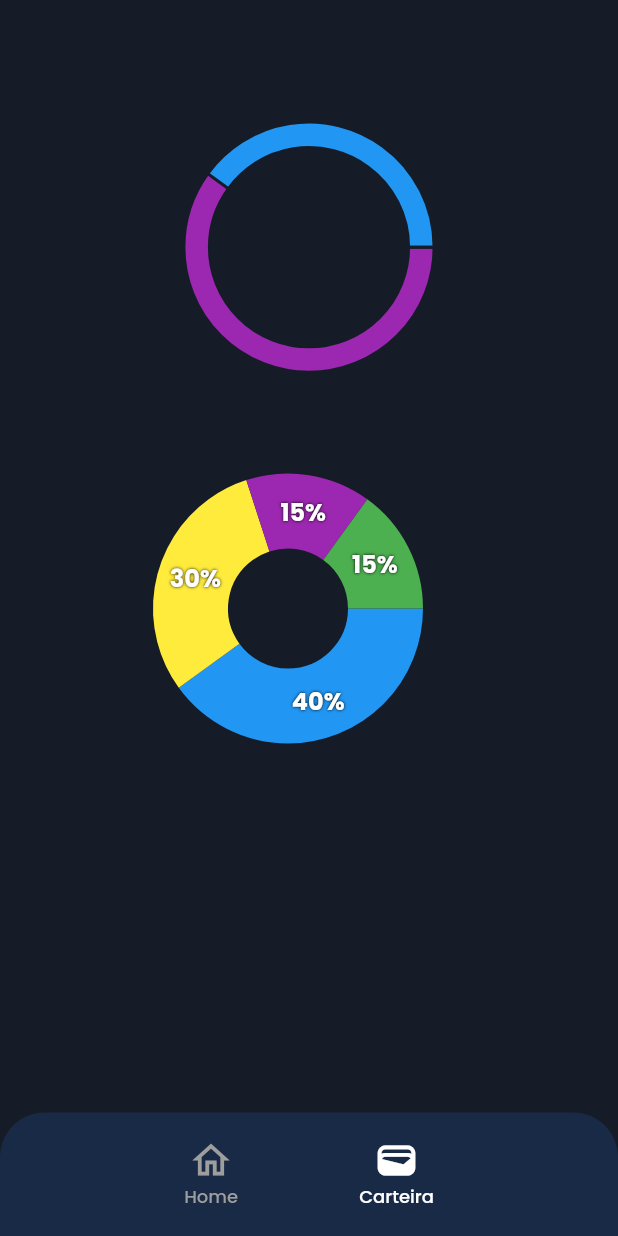
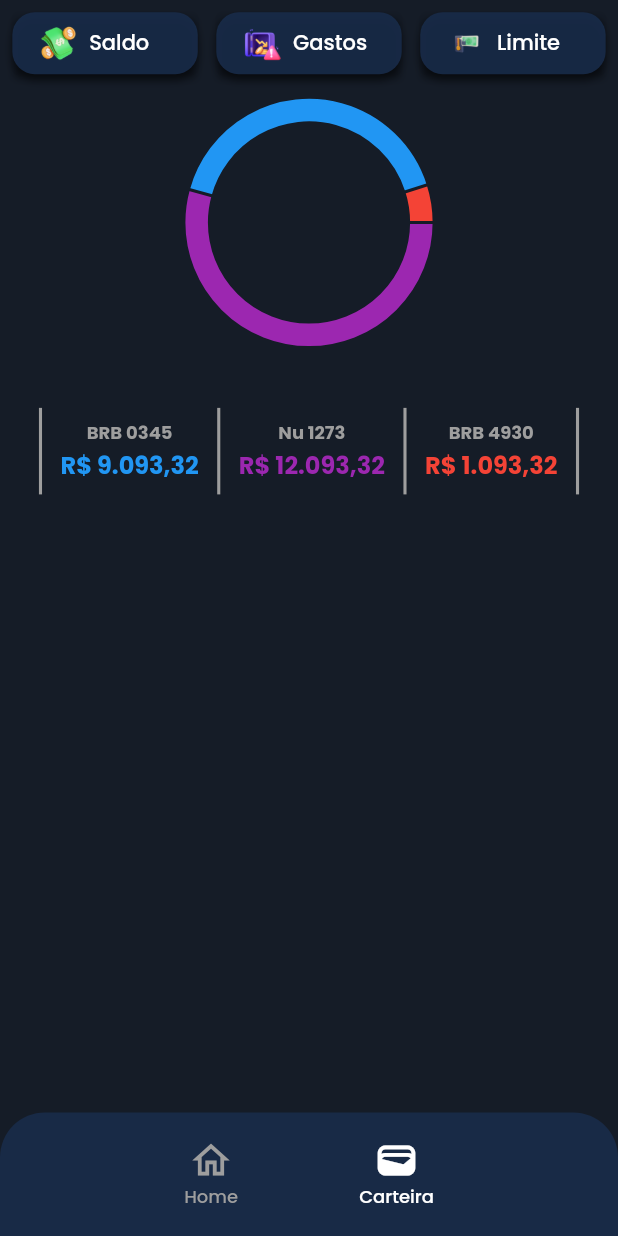
Before and after one commit to VitorLamego/WinX_Banking, a Flutter app: the WalletPage screen opened directly, on a phone screen of 412 x 824 dp. Run offline on Flutter 3.47's test engine with Material 2 defaults, Android fonts, the light colour scheme and no system bars; drawn by our look-alikes of fl_chart.

Commit message:
feat: creating buttons row on wallet page

```diff
--- /dev/null
+++ b/lib/views/wallet/components/chart_button.dart
@@ -0,0 +1,50 @@
+import 'package:flutter/material.dart';
+
+class ChartButton extends StatelessWidget {
+  const ChartButton({super.key, required this.title, required this.imageName});
+
+  final String title;
+  final String imageName;
+
+  @override
+  Widget build(BuildContext context) {
+    Size size = MediaQuery.of(context).size;
+    return ElevatedButton(
+      onPressed: () {},
+      style: ButtonStyle(
+          padding: MaterialStateProperty.all(EdgeInsets.zero),
+          backgroundColor: MaterialStateProperty.all(Colors.transparent)),
+      child: Container(
+        height: size.height * 0.05,
+        width: size.width * 0.3,
+        decoration: BoxDecoration(
+          color: const Color.fromARGB(255, 24, 43, 73).withOpacity(.9),
+          borderRadius: BorderRadius.circular(15),
+          boxShadow: [
+            BoxShadow(
+              color: Colors.black.withOpacity(.5),
+              blurRadius: 4,
+              spreadRadius: 0,
+              offset: const Offset(0, 4),
+            )
+          ],
+        ),
+        child: Padding(
+          padding: const EdgeInsets.only(left: 10),
+          child: Row(mainAxisAlignment: MainAxisAlignment.start, children: [
+            Container(
+              width: size.width * 0.1,
+              height: size.height * 0.03,
+              decoration: BoxDecoration(
+                image: DecorationImage(
+                  image: AssetImage("assets/images/wallet/$imageName"),
+                ),
+              ),
+            ),
+            Text(title),
+          ]),
+        ),
+      ),
+    );
+  }
+}
--- a/lib/views/wallet/wallet.dart
+++ b/lib/views/wallet/wallet.dart
@@ -3,6 +3,7 @@ import 'package:flutter/material.dart';
 import 'package:flutter/src/widgets/framework.dart';
 import 'package:flutter/src/widgets/placeholder.dart';
 import 'package:statz_banking/components/navbar.dart';
+import 'package:statz_banking/views/wallet/components/chart_button.dart';
 import 'package:statz_banking/views/wallet/components/pie_chart.dart';
 
 class WalletPage extends StatefulWidget {
@@ -21,29 +22,164 @@ class _WalletPageState extends State<WalletPage> {
         children: [
           Column(
             children: [
+              SafeArea(
+                child: Container(
+                  width: size.width,
+                  height: size.height * 0.07,
+                  margin: EdgeInsets.symmetric(horizontal: size.width * 0.02),
+                  child: Row(
+                    mainAxisAlignment: MainAxisAlignment.spaceBetween,
+                    children: const [
+                      ChartButton(
+                        title: "Saldo",
+                        imageName: "money.png",
+                      ),
+                      ChartButton(
+                        title: "Gastos",
+                        imageName: "no-money.png",
+                      ),
+                      ChartButton(
+                        title: "Limite",
+                        imageName: "limit.png",
+                      ),
+                    ],
+                  ),
+                ),
+              ),
               Center(
                 child: Container(
                   height: size.height * 0.2,
                   width: size.width * 0.8,
-                  margin: EdgeInsets.only(top: size.height * 0.1),
+                  margin: EdgeInsets.only(top: size.height * 0.01),
                   child: PieChart(
                     PieChartData(sections: [
                       PieChartSectionData(
-                        value: 30,
+                        value: 12093.32,
                         color: Colors.purple,
                         radius: 15,
                         showTitle: false,
                       ),
                       PieChartSectionData(
-                          value: 20,
-                          color: Colors.blue,
-                          radius: 15,
-                          showTitle: false)
+                        value: 9093.32,
+                        color: Colors.blue,
+                        radius: 15,
+                        showTitle: false,
+                      ),
+                      PieChartSectionData(
+                        value: 1093.32,
+                        color: Colors.red,
+                        radius: 15,
+                        showTitle: false,
+                      ),
                     ], pieTouchData: PieTouchData(enabled: true)),
                   ),
                 ),
               ),
-              PieChartSample2()
+              Container(
+                height: size.height * 0.07,
+                width: size.width,
+                margin: EdgeInsets.only(
+                  top: size.height * 0.05,
+                ),
+                child: Row(
+                  mainAxisAlignment: MainAxisAlignment.center,
+                  children: [
+                    Container(
+                      width: size.width * 0.005,
+                      color: Colors.grey,
+                      margin:
+                          EdgeInsets.symmetric(horizontal: size.width * 0.03),
+                    ),
+                    Row(
+                      children: [
+                        Column(
+                          mainAxisAlignment: MainAxisAlignment.center,
+                          children: [
+                            Text(
+                              "BRB 0345",
+                              style: TextStyle(
+                                  color: Colors.grey,
+                                  fontWeight: FontWeight.w700,
+                                  fontSize: 12),
+                            ),
+                            Text(
+                              "R\$ 9.093,32",
+                              style: TextStyle(
+                                  color: Colors.blue,
+                                  fontSize: 16,
+                                  fontWeight: FontWeight.w700),
+                            )
+                          ],
+                        ),
+                        Container(
+                          width: size.width * 0.005,
+                          color: Colors.grey,
+                          margin: EdgeInsets.symmetric(
+                              horizontal: size.width * 0.03),
+                        )
+                      ],
+                    ),
+                    Row(
+                      children: [
+                        Column(
+                          mainAxisAlignment: MainAxisAlignment.center,
+                          children: [
+                            Text(
+                              "Nu 1273",
+                              style: TextStyle(
+                                  color: Colors.grey,
+                                  fontWeight: FontWeight.w700,
+                                  fontSize: 12),
+                            ),
+                            Text(
+                              "R\$ 12.093,32",
+                              style: TextStyle(
+                                  color: Colors.purple,
+                                  fontSize: 16,
+                                  fontWeight: FontWeight.w700),
+                            )
+                          ],
+                        ),
+                        Container(
+                          width: size.width * 0.005,
+                          color: Colors.grey,
+                          margin: EdgeInsets.symmetric(
+                              horizontal: size.width * 0.03),
+                        )
+                      ],
+                    ),
+                    Row(
+                      children: [
+                        Column(
+                          mainAxisAlignment: MainAxisAlignment.center,
+                          children: [
+                            Text(
+                              "BRB 4930",
+                              style: TextStyle(
+                                  color: Colors.grey,
+                                  fontWeight: FontWeight.w700,
+                                  fontSize: 12),
+                            ),
+                            Text(
+                              "R\$ 1.093,32",
+                              style: TextStyle(
+                                  color: Colors.red,
+                                  fontSize: 16,
+                                  fontWeight: FontWeight.w700),
+                            )
+                          ],
+                        ),
+                        Container(
+                          width: size.width * 0.005,
+                          color: Colors.grey,
+                          margin: EdgeInsets.symmetric(
+                              horizontal: size.width * 0.03),
+                        )
+                      ],
+                    ),
+                  ],
+                ),
+              )
             ],
           ),
           Align(
--- a/pubspec.yaml
+++ b/pubspec.yaml
@@ -21,6 +21,7 @@ flutter:
 
   assets:
     - assets/images/home/
+    - assets/images/wallet/
 
   fonts:
     - family: Poppins
```
Also changed, not shown: assets/images/wallet/limit.png (added), assets/images/wallet/money.png (added), assets/images/wallet/no-money.png (added).
